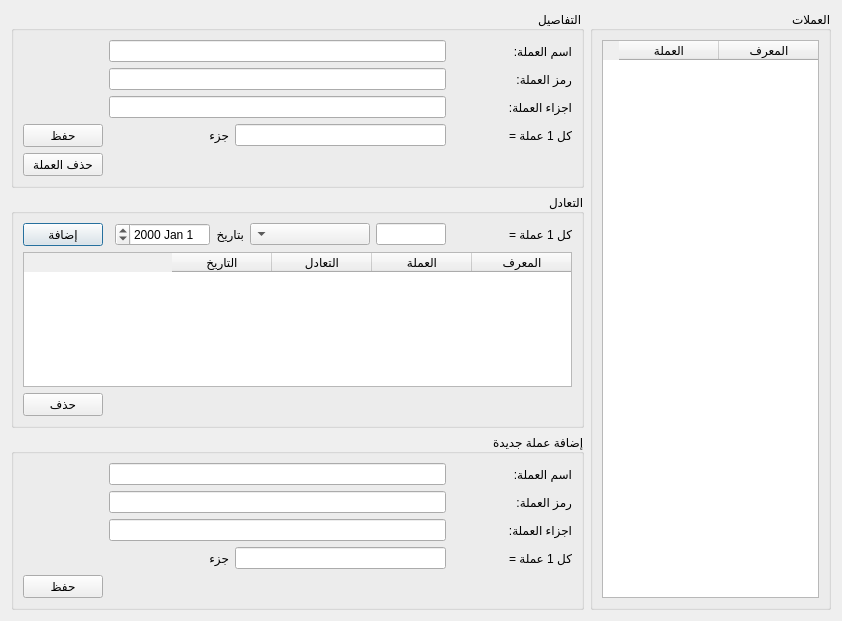
This is Ui_Currencies.ui in rabee361/E-commerce2 as Qt 5 draws it before an edit. The edited form follows.
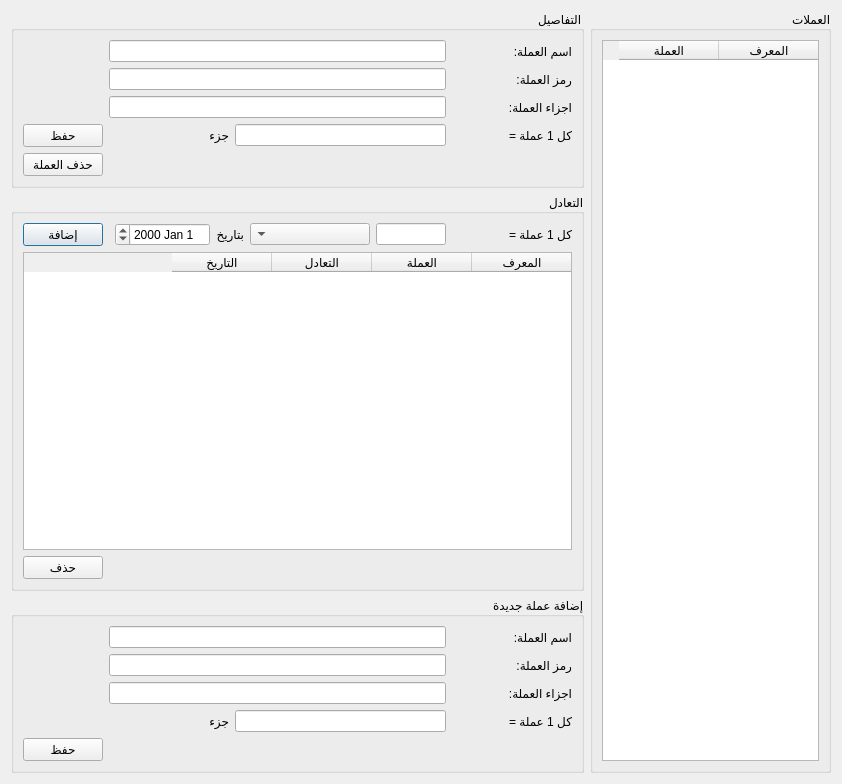
This is the edited form.

What changed in the file:
```diff
--- a/Ui_Currencies.ui
+++ b/Ui_Currencies.ui
@@ -7,7 +7,7 @@
     <x>0</x>
     <y>0</y>
     <width>842</width>
-    <height>621</height>
+    <height>784</height>
    </rect>
   </property>
   <property name="windowTitle">
```
